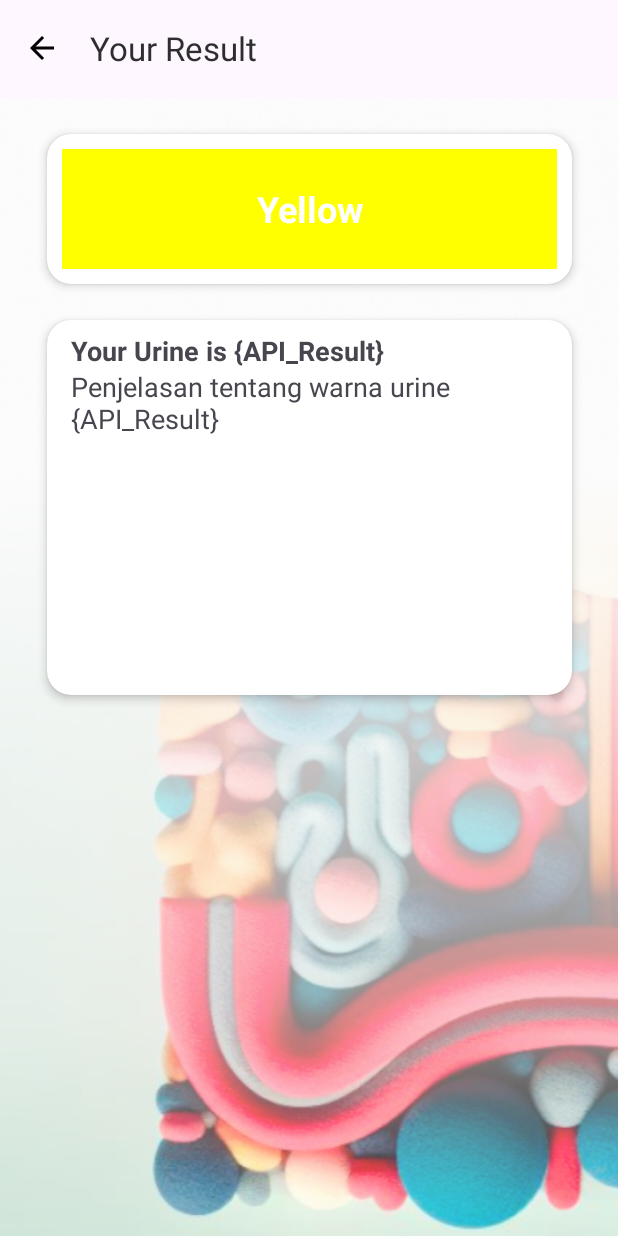
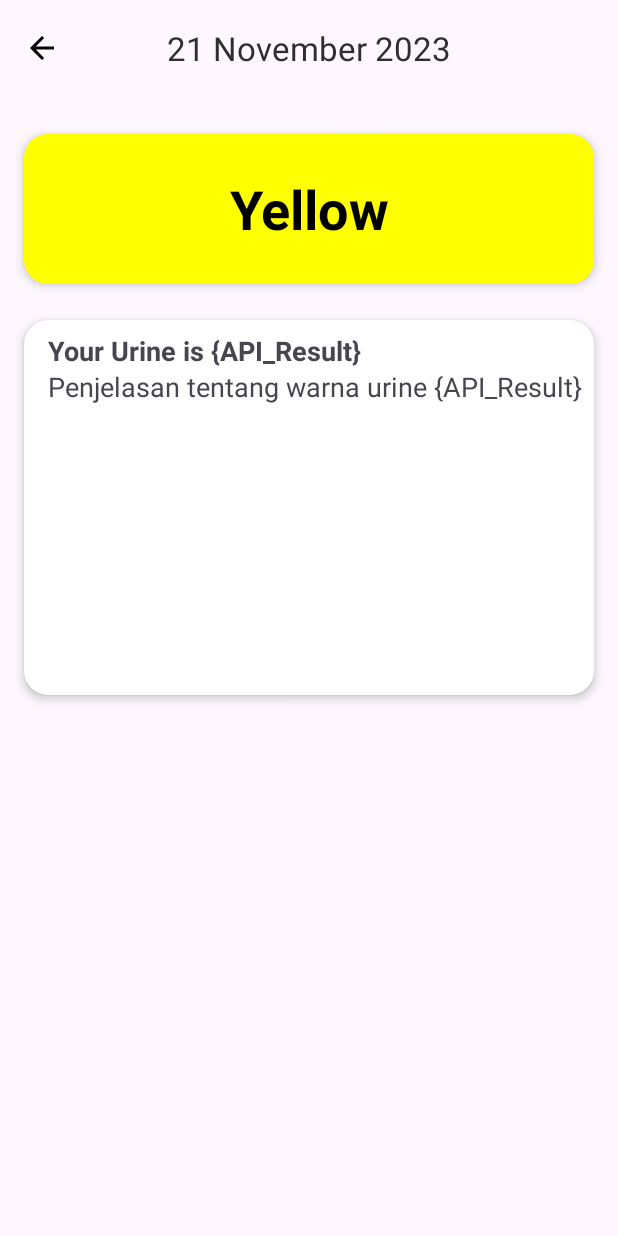
Before and after one commit to Capstone-Project-CH2-PS036/Mobile-Development, an Android app: the layout activity_detail.xml on its own in the app's theme, with its tools: preview values and no code run, on a phone screen of 412 x 824 dp. Run offline under Robolectric (Android 15) with nearby library versions, the phone set to English and light mode, and no system bars.

Commit message:
Add Detail Page

```diff
--- a/app/src/main/AndroidManifest.xml
+++ b/app/src/main/AndroidManifest.xml
@@ -18,6 +18,9 @@
         android:supportsRtl="true"
         android:theme="@style/Theme.UrineColorDetection"
         tools:targetApi="31">
+        <activity
+            android:name=".ui.detail.DetailActivity"
+            android:exported="false" />
         <activity
             android:name=".ui.scanhistory.ScanHistoryActivity"
             android:exported="false" />
--- /dev/null
+++ b/app/src/main/java/id/project/capstone/ui/detail/DetailActivity.kt
@@ -0,0 +1,12 @@
+package id.project.capstone.ui.detail
+
+import androidx.appcompat.app.AppCompatActivity
+import android.os.Bundle
+import id.project.capstone.R
+
+class DetailActivity : AppCompatActivity() {
+    override fun onCreate(savedInstanceState: Bundle?) {
+        super.onCreate(savedInstanceState)
+        setContentView(R.layout.activity_detail)
+    }
+}
--- a/app/src/main/res/layout/activity_result.xml
+++ b/app/src/main/res/layout/activity_detail.xml
@@ -4,20 +4,7 @@
     xmlns:tools="http://schemas.android.com/tools"
     android:layout_width="match_parent"
     android:layout_height="match_parent"
-    tools:context=".ui.result.ResultActivity">
-
-
-    <ImageView
-        android:id="@+id/imageView"
-        android:layout_width="0dp"
-        android:layout_height="0dp"
-        android:scaleType="centerCrop"
-        android:src="@drawable/bgresult"
-        app:layout_constraintBottom_toBottomOf="parent"
-        app:layout_constraintEnd_toEndOf="parent"
-        app:layout_constraintStart_toStartOf="parent"
-        app:layout_constraintTop_toTopOf="parent"
-        tools:ignore="MissingConstraints" />
+    tools:context=".ui.detail.DetailActivity">
 
     <com.google.android.material.appbar.AppBarLayout
         android:id="@+id/appBarLayout"
@@ -34,16 +21,19 @@
             android:background="@android:color/transparent"
             android:textStyle="bold"
             app:navigationIcon="@drawable/ic_back"
-            app:title="Your Result"
+            app:title="21 November 2023"
+            app:titleCentered="true"
             app:titleTextColor="@color/primary" />
+    </com.google.android.material.appbar.AppBarLayout>
 
-    </com.google.android.material.appbar.AppBarLayout>
 
     <androidx.cardview.widget.CardView
         android:id="@+id/cardView3"
-        android:layout_width="350dp"
+        android:layout_width="match_parent"
         android:layout_height="100dp"
+        android:layout_marginStart="16dp"
         android:layout_marginTop="24dp"
+        android:layout_marginEnd="16dp"
         app:cardCornerRadius="16dp"
         app:cardElevation="4dp"
         app:layout_constraintEnd_toEndOf="parent"
@@ -51,23 +41,23 @@
         app:layout_constraintTop_toBottomOf="@+id/appBarLayout">
 
         <TextView
-            android:layout_width="330dp"
-            android:layout_height="80dp"
+            android:layout_width="match_parent"
+            android:layout_height="match_parent"
             android:background="@color/yellow"
             android:gravity="center_vertical|center_horizontal"
-            android:layout_marginStart="10dp"
-            android:layout_marginTop="10dp"
             android:text="Yellow"
-            android:textColor="@color/white"
-            android:textSize="24sp"
+            android:textColor="@color/black"
+            android:textSize="36sp"
             android:textStyle="bold" />
 
     </androidx.cardview.widget.CardView>
 
     <androidx.cardview.widget.CardView
-        android:layout_width="350dp"
+        android:layout_width="match_parent"
         android:layout_height="250dp"
+        android:layout_marginStart="16dp"
         android:layout_marginTop="24dp"
+        android:layout_marginEnd="16dp"
         app:cardCornerRadius="16dp"
         app:cardElevation="4dp"
         app:layout_constraintEnd_toEndOf="parent"
@@ -77,21 +67,19 @@
         <TextView
             android:layout_width="match_parent"
             android:layout_height="wrap_content"
-            android:text="Your Urine is {API_Result}"
-            android:textStyle="bold"
             android:paddingStart="16dp"
             android:paddingTop="8dp"
+            android:text="Your Urine is {API_Result}"
             android:textSize="18sp"
-            />
+            android:textStyle="bold" />
 
         <TextView
             android:layout_width="match_parent"
             android:layout_height="wrap_content"
             android:paddingStart="16dp"
             android:paddingTop="32dp"
-            android:textSize="18sp"
             android:text="Penjelasan tentang warna urine {API_Result}"
-            />
+            android:textSize="18sp" />
 
     </androidx.cardview.widget.CardView>
 
--- a/app/src/main/res/layout/activity_urine_form.xml
+++ b/app/src/main/res/layout/activity_urine_form.xml
@@ -32,7 +32,7 @@
             android:background="@android:color/transparent"
             android:textStyle="bold"
             app:navigationIcon="@drawable/ic_back"
-            app:title="Urine Form"
+            app:title="UDC Form"
             app:titleTextColor="@color/primary" />
 
     </com.google.android.material.appbar.AppBarLayout>
--- a/app/src/main/res/values/strings.xml
+++ b/app/src/main/res/values/strings.xml
@@ -9,8 +9,8 @@
     <string name="how_it_works">How it works</string>
     <string name="benefits">Benefits</string>
     <string name="desc_about">Scan your urine color and receive immediate feedback on your hydration and overall health status.</string>
-    <string name="desc_works">UrineScan uses a proprietary algorithm to analyze the color of your urine. The algorithm is based on a clinical study that found that urine color is a reliable indicator of hydration and overall health.</string>
-    <string name="benefits_0">UrineScan can help you:</string>
+    <string name="desc_works">UCD uses a proprietary algorithm to analyze the color of your urine. The algorithm is based on a clinical study that found that urine color is a reliable indicator of hydration and overall health.</string>
+    <string name="benefits_0">UCD can help you:</string>
     <string name="benefits_1">Stay hydrated and healthy</string>
     <string name="benefits_2">Identify potential health problems early</string>
     <string name="benefits_3">Make informed decisions about your health</string>
```
